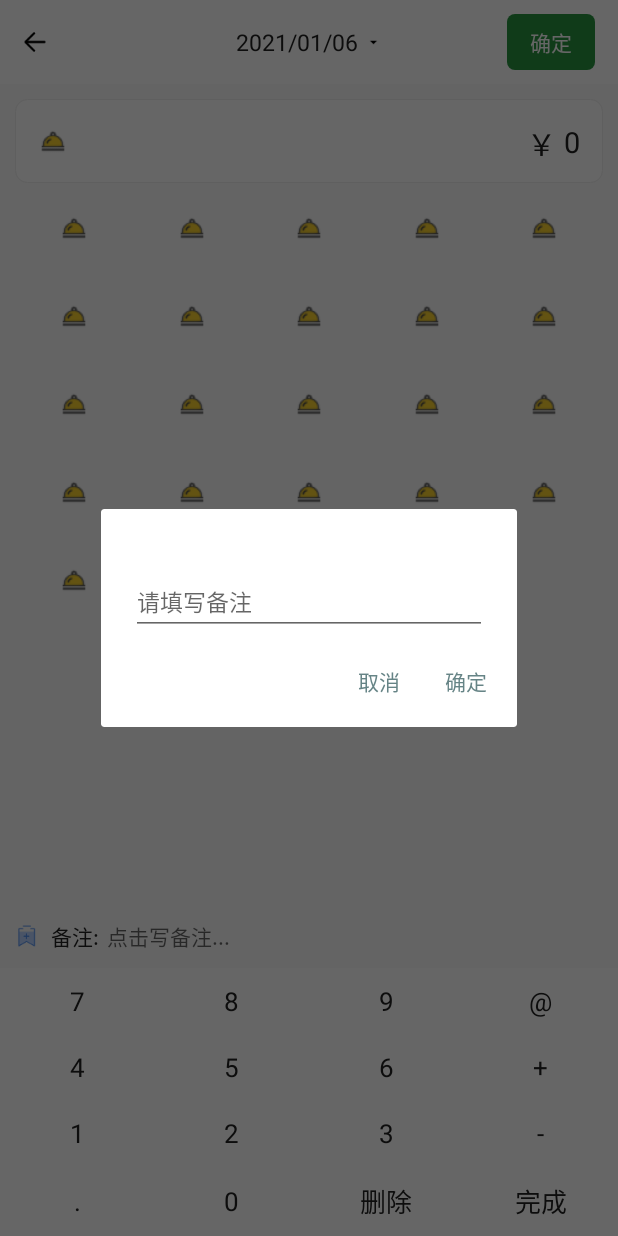
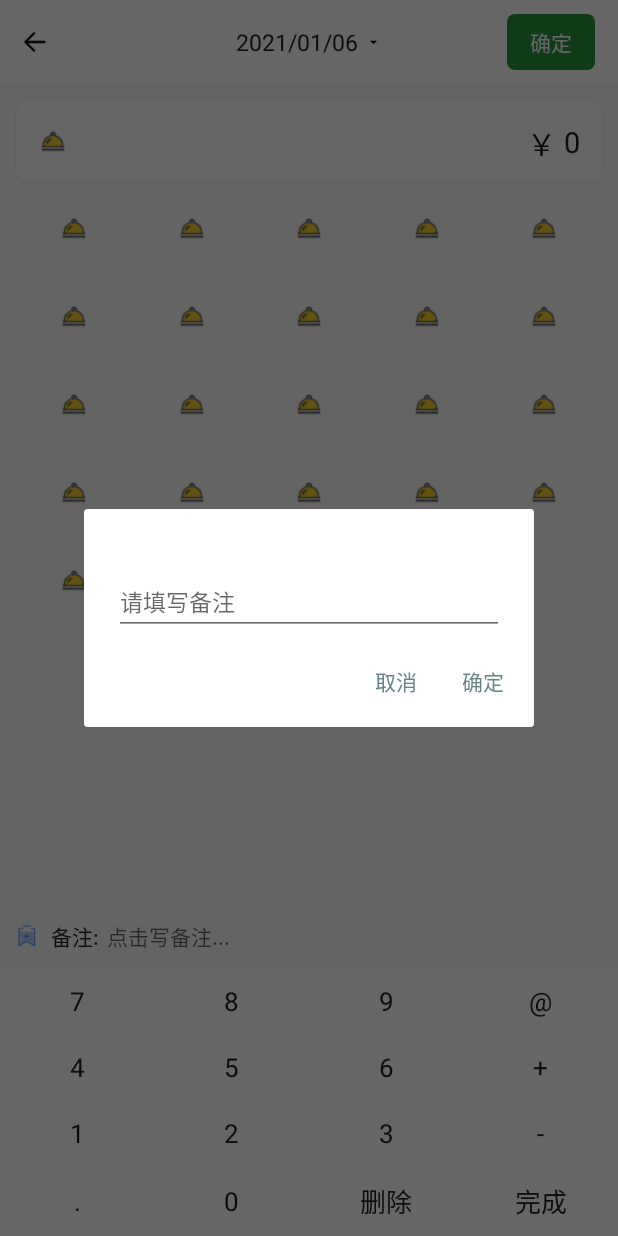
Before and after one commit to niupuyue/Billing, an Android app: the AddBillingActivity screen opened directly, with no data from a screen before it, after a tap on an icon or button, on a phone screen of 412 x 824 dp. Run offline under Robolectric (Android 15) with nearby library versions, the phone set to English and light mode, and no system bars; our stand-ins replace EventBus, Room's generated code; plain views replace ShadowLayout; 5 statements that could not run were skipped.

Commit message:
update: change add bill note dialog size

```diff
--- a/app/src/main/java/com/paulniu/billing/business/AddBillingActivity.kt
+++ b/app/src/main/java/com/paulniu/billing/business/AddBillingActivity.kt
@@ -134,12 +134,6 @@ class AddBillingActivity : AppCompatActivity(), IAddBillSelectListener, ISoftKey
                 }
             })
             mAddBillNoteDialog?.show()
-            // 设置弹窗的宽度
-            val layoutParams = mAddBillNoteDialog?.window?.attributes
-            layoutParams?.width = DensityUtil.dp2px(DensityUtil.getScreenWidth(this) * 0.5f)
-            layoutParams?.height = WindowManager.LayoutParams.WRAP_CONTENT
-            layoutParams?.gravity = Gravity.CENTER
-            mAddBillNoteDialog?.window?.attributes = layoutParams
         }
     }
 
--- a/app/src/main/res/layout/view_dialog_add_bill_note.xml
+++ b/app/src/main/res/layout/view_dialog_add_bill_note.xml
@@ -2,7 +2,7 @@
 <androidx.constraintlayout.widget.ConstraintLayout xmlns:android="http://schemas.android.com/apk/res/android"
     xmlns:app="http://schemas.android.com/apk/res-auto"
     xmlns:tools="http://schemas.android.com/tools"
-    android:layout_width="match_parent"
+    android:layout_width="300dp"
     android:layout_height="wrap_content"
     android:background="@drawable/shape_privacy_dialog_bg"
     android:padding="20dp">
```
